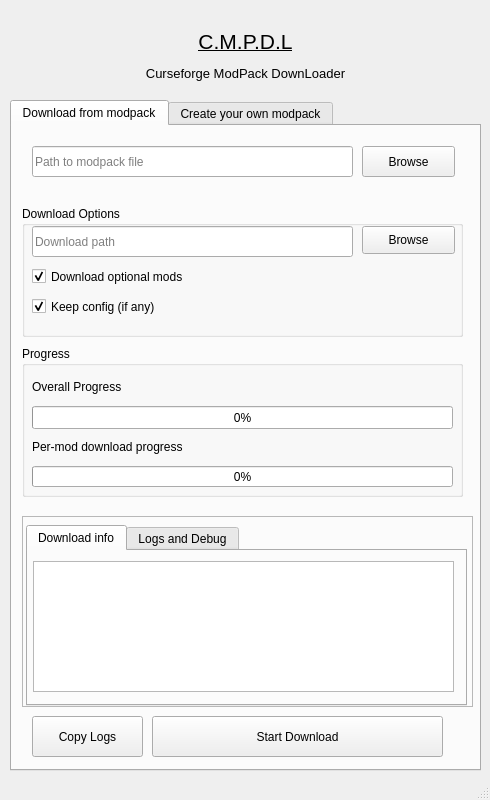
Before: the Qt Designer form src/design.ui in Advik-B/CMPDL, drawn with Qt 5.
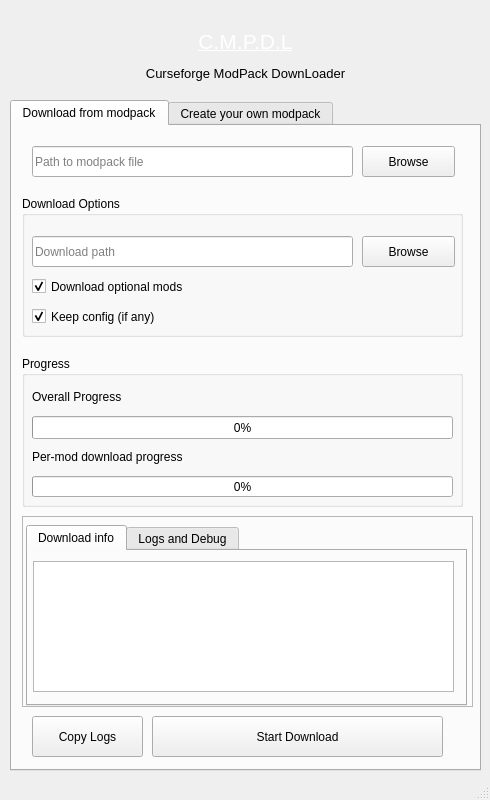
After: the same form once the commit is applied.

Diff of the .ui file:
```diff
--- a/src/design.ui
+++ b/src/design.ui
@@ -39,7 +39,7 @@
      </rect>
     </property>
     <property name="text">
-     <string>&lt;html&gt;&lt;head/&gt;&lt;body&gt;&lt;p align=&quot;center&quot;&gt;&lt;a href=&quot;https://github.com/Advik-B/CMPDL&quot;&gt;&lt;span style=&quot; font-size:16pt; text-decoration: underline; color:#000000;&quot;&gt;C.M.P.D.L&lt;/span&gt;&lt;/a&gt;&lt;/p&gt;&lt;p align=&quot;center&quot;&gt;&lt;span style=&quot; font-size:10pt; color:#000000;&quot;&gt;Curseforge ModPack DownLoader&lt;/span&gt;&lt;/p&gt;&lt;/body&gt;&lt;/html&gt;</string>
+     <string>&lt;html&gt;&lt;head/&gt;&lt;body&gt;&lt;p align=&quot;center&quot;&gt;&lt;a href=&quot;https://github.com/Advik-B/CMPDL&quot;&gt;&lt;span style=&quot; font-size:16pt; text-decoration: underline; color:#ffffff;&quot;&gt;C.M.P.D.L&lt;/span&gt;&lt;/a&gt;&lt;/p&gt;&lt;p align=&quot;center&quot;&gt;&lt;span style=&quot; font-size:10pt;&quot;&gt;Curseforge ModPack DownLoader&lt;/span&gt;&lt;/p&gt;&lt;/body&gt;&lt;/html&gt;</string>
     </property>
     <property name="openExternalLinks">
      <bool>true</bool>
@@ -94,9 +94,9 @@
       <property name="geometry">
        <rect>
         <x>10</x>
-        <y>80</y>
+        <y>70</y>
         <width>441</width>
-        <height>131</height>
+        <height>141</height>
        </rect>
       </property>
       <property name="styleSheet">
@@ -109,7 +109,7 @@
        <property name="geometry">
         <rect>
          <x>10</x>
-         <y>60</y>
+         <y>80</y>
          <width>181</width>
          <height>21</height>
         </rect>
@@ -128,7 +128,7 @@
        <property name="geometry">
         <rect>
          <x>10</x>
-         <y>90</y>
+         <y>110</y>
          <width>181</width>
          <height>21</height>
         </rect>
@@ -147,7 +147,7 @@
        <property name="geometry">
         <rect>
          <x>10</x>
-         <y>20</y>
+         <y>40</y>
          <width>321</width>
          <height>31</height>
         </rect>
@@ -160,9 +160,9 @@
        <property name="geometry">
         <rect>
          <x>340</x>
-         <y>20</y>
+         <y>40</y>
          <width>93</width>
-         <height>28</height>
+         <height>31</height>
         </rect>
        </property>
        <property name="text">
@@ -180,7 +180,7 @@
       <property name="geometry">
        <rect>
         <x>10</x>
-        <y>220</y>
+        <y>230</y>
         <width>441</width>
         <height>151</height>
        </rect>
@@ -238,6 +238,12 @@
        <property name="value">
         <number>0</number>
        </property>
+       <property name="invertedAppearance">
+        <bool>false</bool>
+       </property>
+       <property name="format">
+        <string>%p%</string>
+       </property>
       </widget>
       <widget class="QLabel" name="label_3">
        <property name="geometry">
```
